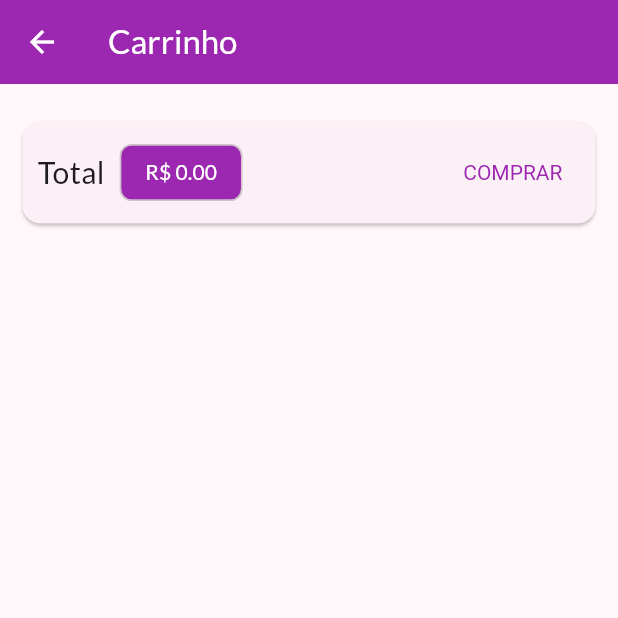
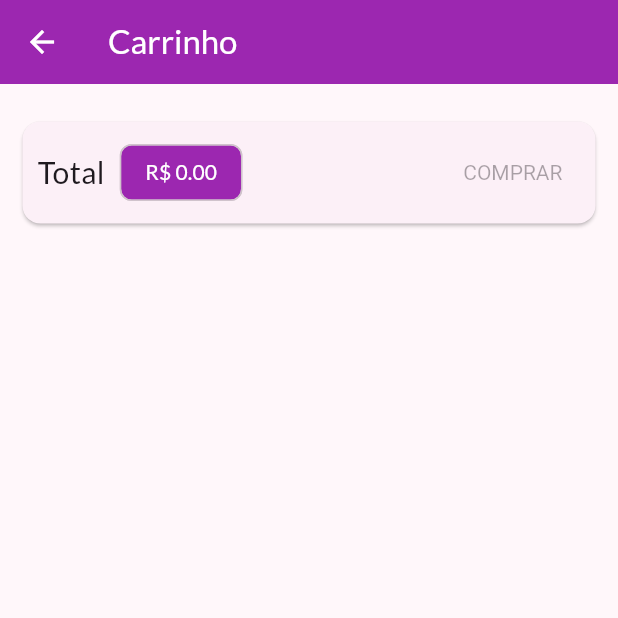
Before and after one commit to wisley-cesar/App-Loja-, a Flutter app: the CartPage screen opened by its route, on a phone screen of 412 x 824 dp, the top half of it. Run offline on Flutter 3.47's test engine with Material 3 defaults, Android fonts, the phone set to English and light mode, and no system bars; network calls fail.

Commit message:
tela de pedidos

```diff
--- a/lib/pages/cart_page.dart
+++ b/lib/pages/cart_page.dart
@@ -52,22 +52,7 @@ class CartPage extends StatelessWidget {
                     ),
                   ),
                   const Spacer(),
-                  TextButton(
-                    style: TextButton.styleFrom(
-                      textStyle: TextStyle(
-                        color: Theme.of(context)
-                            .primaryTextTheme
-                            .titleLarge
-                            ?.color,
-                      ),
-                    ),
-                    onPressed: () {
-                      Provider.of<OrderList>(context, listen: false)
-                          .addOrder(cart);
-                      cart.clear();
-                    },
-                    child: const Text('COMPRAR'),
-                  )
+                  CartButton(cart: cart)
                 ],
               ),
             ),
@@ -84,3 +69,43 @@ class CartPage extends StatelessWidget {
     );
   }
 }
+
+class CartButton extends StatefulWidget {
+  const CartButton({
+    super.key,
+    required this.cart,
+  });
+
+  final Cart cart;
+
+  @override
+  State<CartButton> createState() => _CartButtonState();
+}
+
+class _CartButtonState extends State<CartButton> {
+  bool _isLoading = false;
+
+  @override
+  Widget build(BuildContext context) {
+    return _isLoading
+        ? const CircularProgressIndicator()
+        : TextButton(
+            style: TextButton.styleFrom(
+              textStyle: TextStyle(
+                color: Theme.of(context).primaryTextTheme.titleLarge?.color,
+              ),
+            ),
+            onPressed: widget.cart.itemsCount == 0
+                ? null
+                : () async {
+                    setState(() => _isLoading = true);
+
+                    await Provider.of<OrderList>(context, listen: false)
+                        .addOrder(widget.cart);
+                    widget.cart.clear();
+                    setState(() => _isLoading = false);
+                  },
+            child: const Text('COMPRAR'),
+          );
+  }
+}
--- /dev/null
+++ b/lib/utils/constants.dart
@@ -0,0 +1,5 @@
+class Constants {
+  static const PRODUCT_BASE_URL = 'https://loja-flutter-wisley-cesar-default-rtdb.firebaseio.com/';
+  static const ORDERS_BASE_URL = 'https://loja-flutter-wisley-cesar-default-rtdb.firebaseio.com/orders';
+
+}
```
Also changed, not shown: lib/models/order_list.dart (+68 -3 lines), lib/models/product.dart (+21 -1 lines), lib/models/product_list.dart (+6 -6 lines), lib/pages/oder_page.dart (+27 -6 lines).
